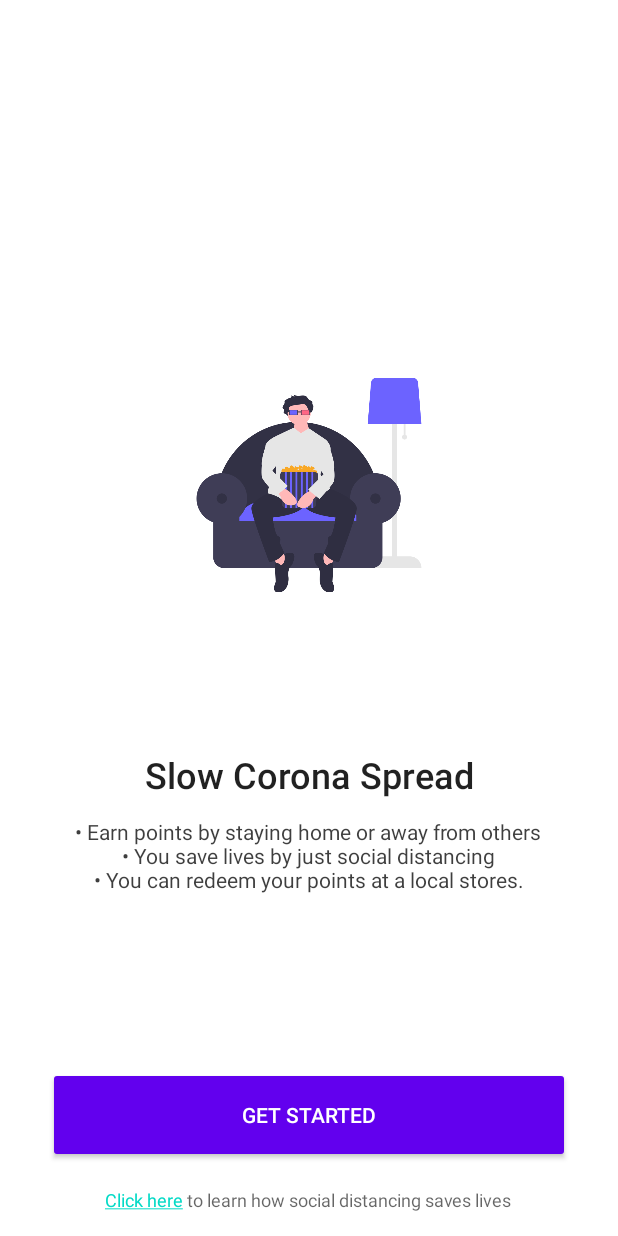
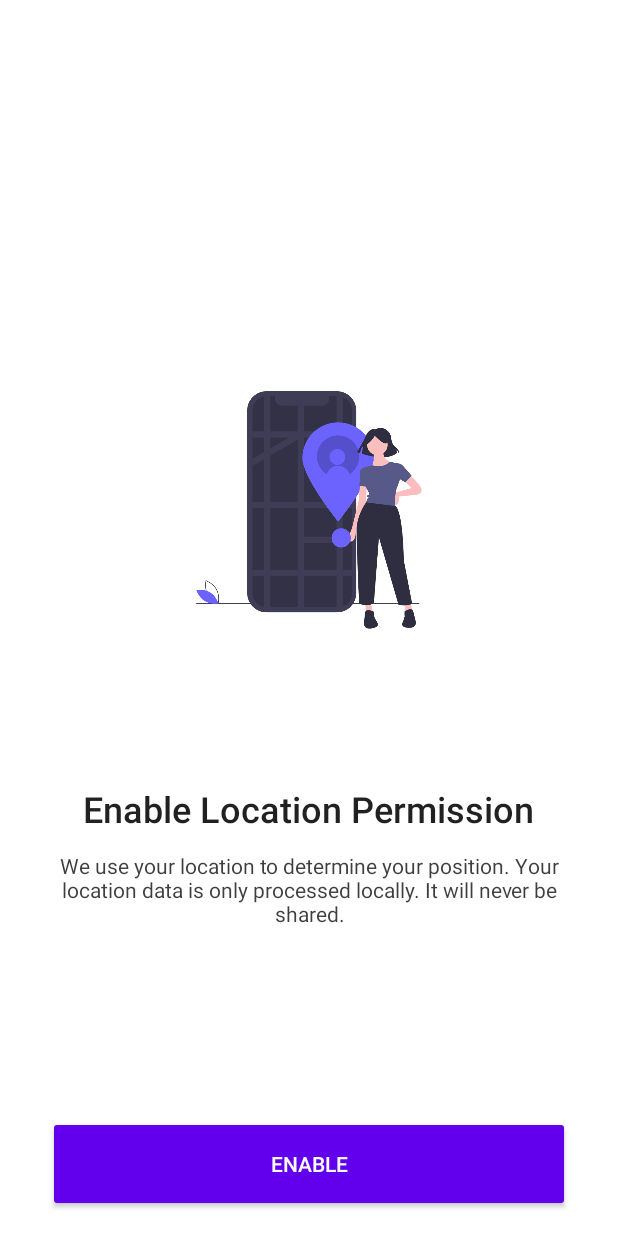
Before and after one commit to Elvis10ten/CoronaGo, an Android app: the layout activity_permission.xml on its own in the app's theme, with its tools: preview values and no code run, on a phone screen of 412 x 824 dp. Run offline under Robolectric (Android 15) with nearby library versions, the phone set to English and light mode, and no system bars.

Commit message:
Completed permission screen

```diff
--- a/app/src/main/java/com/coronago/Injector.kt
+++ b/app/src/main/java/com/coronago/Injector.kt
@@ -10,7 +10,7 @@ object Injector {
 
     private val gson by lazy { Gson() }
 
-    private val userStore by lazy { UserStore(appContext, gson) }
+    private val userStore by lazy { UserStore(appContext) }
 
     fun init(context: Context) {
         appContext = context
--- a/app/src/main/java/com/coronago/user/UserModel.kt
+++ /dev/null
@@ -1,5 +0,0 @@
-package com.coronago.user
-
-data class UserModel(
-    val userName: String
-)
--- a/app/src/main/res/layout/activity_onboarding.xml
+++ b/app/src/main/res/layout/activity_permission.xml
@@ -22,7 +22,7 @@
     <ImageView
         android:layout_width="200dp"
         android:layout_height="200dp"
-        android:src="@drawable/ic_onboarding"
+        android:src="@drawable/il_location"
         android:contentDescription="@null"
         />
 
@@ -38,7 +38,7 @@
         android:textAppearance="@style/TextAppearance.AppCompat.Headline"
         android:fontFamily="@string/fontFamilyMedium"
         android:gravity="center_horizontal"
-        android:text="@string/onboardingTitle"
+        android:text="@string/permissionTitle"
         />
 
     <TextView
@@ -48,7 +48,7 @@
         android:textAppearance="@style/TextAppearance.AppCompat.Body1"
         android:gravity="center_horizontal"
         android:alpha="?alphaEmphasisHigh"
-        android:text="@string/onboardingSubtitle"
+        android:text="@string/permissionSubtitle"
         />
 
     <Space
@@ -58,20 +58,10 @@
         />
 
     <Button
-        android:id="@+id/getStartedButton"
+        android:id="@+id/requestPermissionButton"
         android:layout_width="match_parent"
         android:layout_height="@dimen/fatButtonHeight"
-        android:text="@string/onboardingActionGetStarted"
+        android:text="@string/permissionActionEnable"
         style="@style/Widget.AppCompat.Button.Colored"
         />
-
-    <TextView
-        android:id="@+id/whySocialDistancingTextView"
-        android:layout_width="wrap_content"
-        android:layout_height="wrap_content"
-        android:paddingTop="16dp"
-        android:gravity="center_horizontal"
-        android:textAppearance="@style/TextAppearance.AppCompat.Caption"
-        android:text="@string/onboardingWhySocialDistancingWorks"
-        />
 </LinearLayout>
--- a/app/src/main/res/values/strings.xml
+++ b/app/src/main/res/values/strings.xml
@@ -6,4 +6,10 @@
     <string name="onboardingSubtitle">• Earn points by staying home or away from others\n• You save lives by just social distancing\n• You can redeem your points at a local stores.</string>
     <string name="onboardingActionGetStarted">Get Started</string>
     <string name="onboardingWhySocialDistancingWorks"><a href="https://www.washingtonpost.com/graphics/2020/world/corona-simulator/">Click here</a> to learn how social distancing saves lives</string>
+
+    <!-- Permission screen -->
+    <string name="permissionTitle">Enable Location Permission</string>
+    <string name="permissionSubtitle">We use your location to determine your position. Your location data is only processed locally. It will never be shared.</string>
+    <string name="permissionActionEnable">Enable</string>
+    <string name="permissionAlertDenied">Location permission denied!</string>
 </resources>
```
Also changed, not shown: app/src/main/AndroidManifest.xml (+8 -1 lines), app/src/main/java/com/coronago/HomeActivity.kt (+4 -4 lines), app/src/main/java/com/coronago/PermissionActivity.kt (added, +54 -0 lines), app/src/main/java/com/coronago/SignInActivity.kt (deleted, +0 -23 lines), app/src/main/java/com/coronago/user/UserStore.kt (+11 -23 lines), app/src/main/java/com/coronago/utils/ContextUtils.kt (added, +22 -0 lines), app/src/main/res/layout/activity_sign_in.xml (deleted, +0 -9 lines), app/src/main/res/drawable-nodpi/il_location.png (added), app/src/main/res/drawable-nodpi/il_onboarding.png (renamed from app/src/main/res/drawable-nodpi/ic_onboarding.png).
